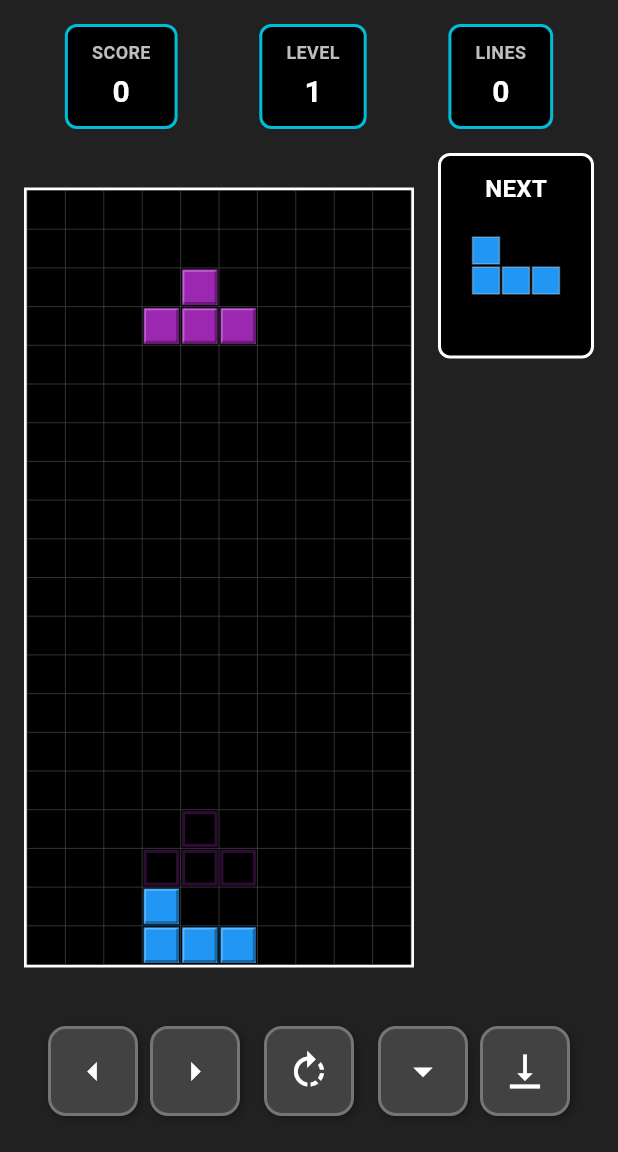
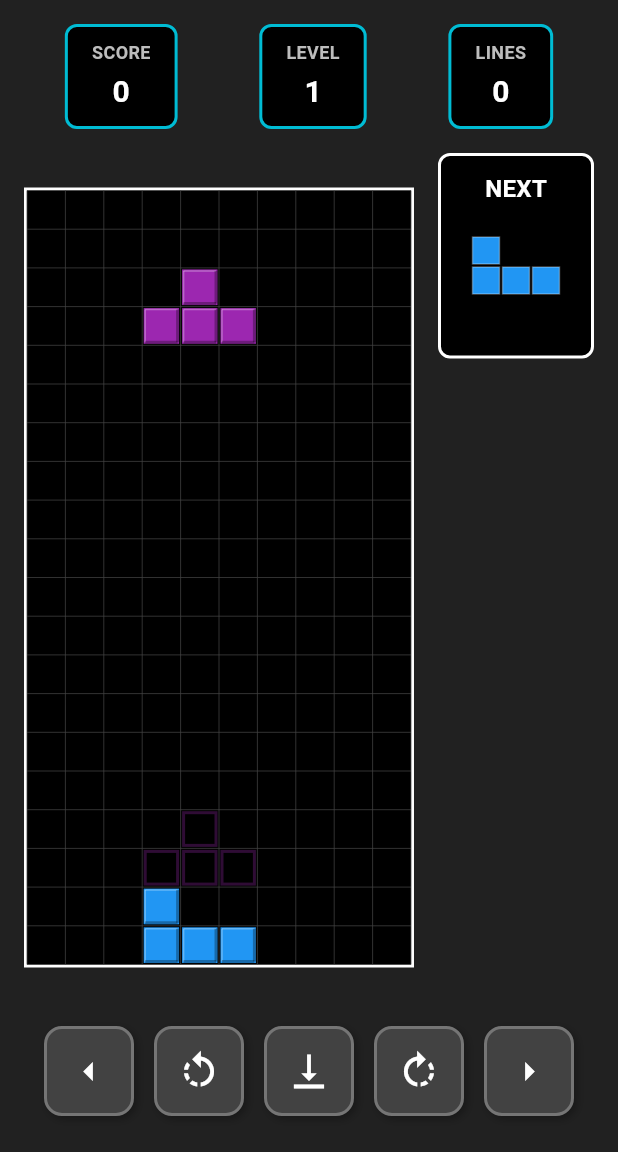
Before and after one commit to mhpark03/tetris, a Flutter app: the screen it shows after launch, after a tap on the "vertical align bottom" icon, on a phone screen of 412 x 824 dp, the part 84-1236 px from its top. Run offline on Flutter 3.47's test engine with Material 3 defaults, Android fonts, the phone set to English and light mode, and no system bars.

Commit message:
Update control buttons layout: left, rotate-left, drop, rotate-right, right
- Add rotateLeft() method to GameBoard for counter-clockwise rotation
- Reorganize bottom control buttons in new order:
  1. Move left
  2. Rotate left (counter-clockwise)
  3. Hard drop
  4. Rotate right (clockwise)
  5. Move right

```diff
--- a/lib/screens/game_screen.dart
+++ b/lib/screens/game_screen.dart
@@ -214,38 +214,30 @@ class _GameScreenState extends State<GameScreen> {
                 child: Row(
                   mainAxisAlignment: MainAxisAlignment.spaceEvenly,
                   children: [
-                    // Left controls
-                    Row(
-                      children: [
+                    // Move left
                     HoldControlButton(
                       icon: Icons.arrow_left,
                       onPressed: _gameBoard.moveLeft,
                     ),
-                        const SizedBox(width: 8),
-                        HoldControlButton(
-                          icon: Icons.arrow_right,
-                          onPressed: _gameBoard.moveRight,
+                    // Rotate left
+                    ControlButton(
+                      icon: Icons.rotate_left,
+                      onPressed: _gameBoard.rotateLeft,
                     ),
-                      ],
+                    // Hard drop
+                    ControlButton(
+                      icon: Icons.vertical_align_bottom,
+                      onPressed: _gameBoard.hardDrop,
                     ),
-                    // Rotate
+                    // Rotate right
                     ControlButton(
                       icon: Icons.rotate_right,
                       onPressed: _gameBoard.rotate,
                     ),
-                    // Down controls
-                    Row(
-                      children: [
+                    // Move right
                     HoldControlButton(
-                          icon: Icons.arrow_drop_down,
-                          onPressed: _gameBoard.moveDown,
-                        ),
-                        const SizedBox(width: 8),
-                        ControlButton(
-                          icon: Icons.vertical_align_bottom,
-                          onPressed: _gameBoard.hardDrop,
-                        ),
-                      ],
+                      icon: Icons.arrow_right,
+                      onPressed: _gameBoard.moveRight,
                     ),
                   ],
                 ),
```
Also changed, not shown: lib/models/game_board.dart (+43 -0 lines). Lines whose indentation alone changed are shown as unchanged.
